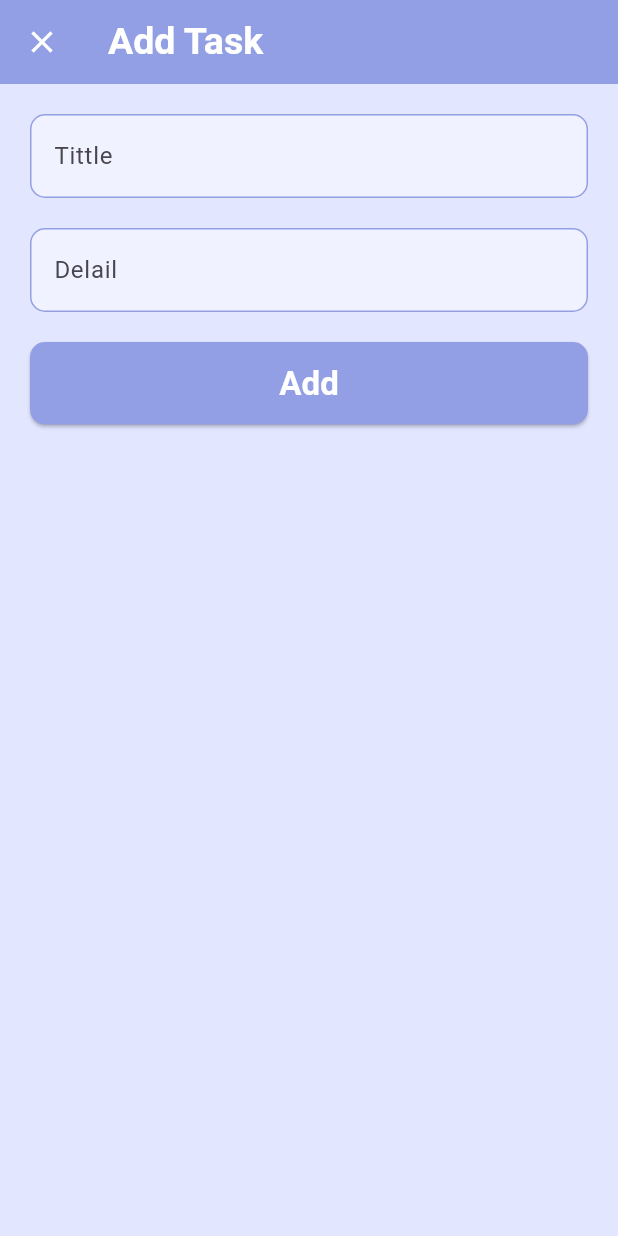
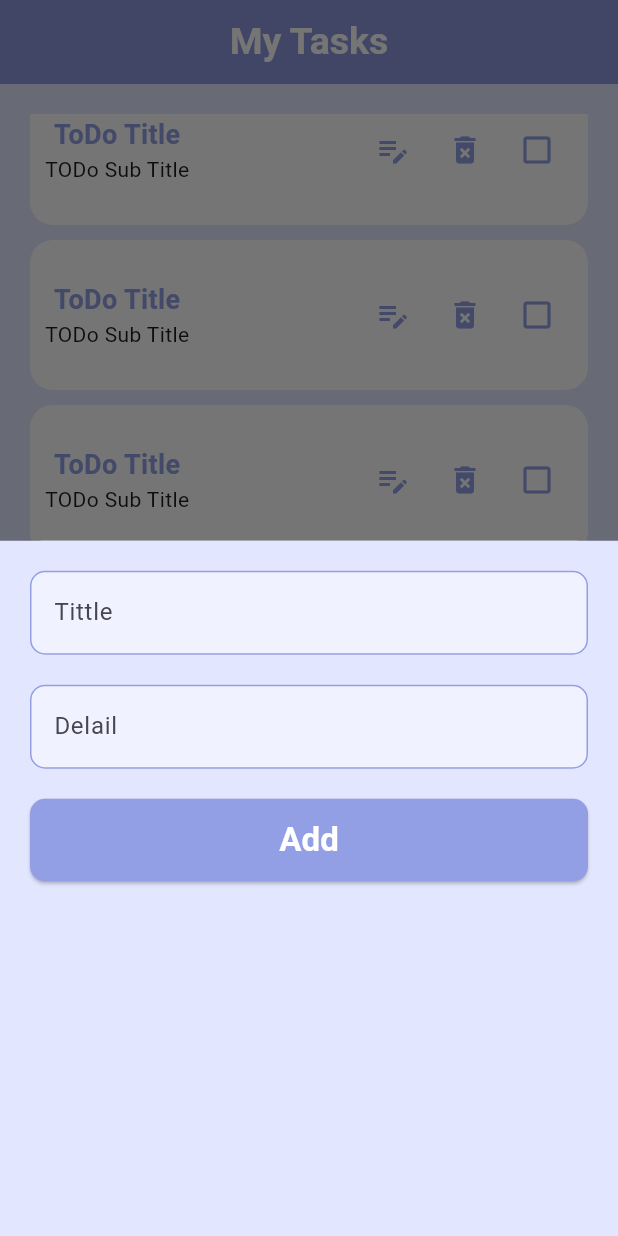
Before and after one commit to div-Ahmed-ElSaedy/To-Do, a Flutter app: the screen it shows after launch, scrolled down 576 dp, after a tap on the "add" icon, on a phone screen of 412 x 824 dp. Run offline on Flutter 3.47's test engine with Material 3 defaults, Android fonts, the phone set to English and light mode, and no system bars; our stand-ins replace quickalert.

Commit message:
Edit floating Action Button

```diff
--- a/lib/views/Add_Task_view.dart
+++ /dev/null
@@ -1,53 +0,0 @@
-// ignore_for_file: file_names
-
-import 'package:flutter/material.dart';
-import 'package:todo_app/widgets/Add_Bottom.dart';
-import '../widgets/Add_Task_Field.dart';
-
-class AddTaskView extends StatelessWidget {
-  const AddTaskView({super.key});
-
-  @override
-  Widget build(BuildContext context) {
-    return Scaffold(
-      backgroundColor: const Color(0xFFE2E6FF),
-      appBar: AppBar(
-        iconTheme: const IconThemeData(
-          color: Colors.white,
-        ),
-        backgroundColor: const Color(0xFF939FE4),
-        title: const Text(
-          'Add Task',
-          style: TextStyle(
-            color: Colors.white,
-            fontSize: 25,
-            fontWeight: FontWeight.bold,
-          ),
-        ),
-      ),
-      body: ListView(
-        children: const [
-          Padding(
-            padding: EdgeInsets.all(20.0),
-            child: Column(
-              children: [
-                AddTaskField(
-                  hintText: 'Tittle',
-                ),
-                SizedBox(height: 20),
-                AddTaskField(
-                  hintText: 'Delail',
-                ),
-                SizedBox(height: 20),
-                AddBottom(
-                  tittle: 'Add',
-                  des: 'The task has been added Successfully',
-                ),
-              ],
-            ),
-          ),
-        ],
-      ),
-    );
-  }
-}
--- a/lib/views/Home_view.dart
+++ b/lib/views/Home_view.dart
@@ -1,7 +1,7 @@
 // ignore_for_file: file_names
 import 'package:flutter/material.dart';
 import '../widgets/Tast_List_view.dart';
-import 'Add_Task_view.dart';
+import '../widgets/Add_Task_Bottom_Sheet.dart';
 
 class HomeView extends StatelessWidget {
   const HomeView({super.key});
@@ -35,12 +35,9 @@ class HomeView extends StatelessWidget {
       ),
       floatingActionButton: FloatingActionButton(
         onPressed: () {
-          Navigator.push(
-            context,
-            MaterialPageRoute(
-              builder: (context) => const AddTaskView(),
-              fullscreenDialog: true,
-            ),
+          showModalBottomSheet(
+            context: context,
+            builder: (context) => const AddTaskBottomSheet(),
           );
         },
         backgroundColor: const Color(0xFF939FE4),
--- /dev/null
+++ b/lib/widgets/Add_Task_Bottom_Sheet.dart
@@ -0,0 +1,46 @@
+// ignore_for_file: file_names
+
+import 'package:flutter/material.dart';
+import 'package:todo_app/widgets/Add_Bottom.dart';
+import 'Add_Task_Field.dart';
+
+class AddTaskBottomSheet extends StatelessWidget {
+  const AddTaskBottomSheet({super.key});
+
+  @override
+  Widget build(BuildContext context) {
+    return Scaffold(
+      backgroundColor: const Color(0xFFE2E6FF),
+      body: Container(
+        decoration: const BoxDecoration(
+          borderRadius: BorderRadius.all(
+            Radius.circular(20),
+          ),
+        ),
+        child: ListView(
+          children: const [
+            Padding(
+              padding: EdgeInsets.all(20.0),
+              child: Column(
+                children: [
+                  AddTaskField(
+                    hintText: 'Tittle',
+                  ),
+                  SizedBox(height: 20),
+                  AddTaskField(
+                    hintText: 'Delail',
+                  ),
+                  SizedBox(height: 20),
+                  AddBottom(
+                    tittle: 'Add',
+                    des: 'The task has been added Successfully',
+                  ),
+                ],
+              ),
+            ),
+          ],
+        ),
+      ),
+    );
+  }
+}
```
